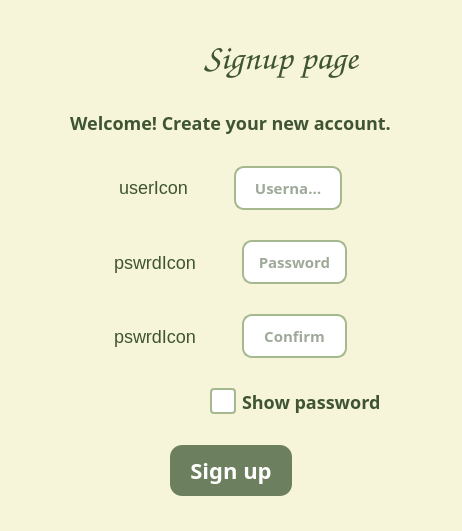
This is signupwindow.ui in sofiiahaman/OOP-Project as Qt 5 draws it before an edit. The edited form follows.
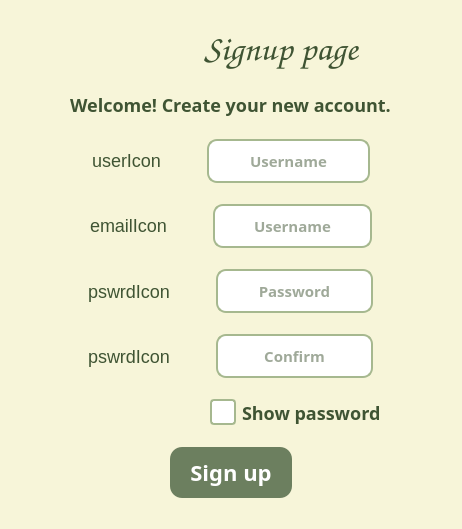
This is the edited form. Icons and pictures are not drawn.

What changed in the file:
```diff
--- a/signupwindow.ui
+++ b/signupwindow.ui
@@ -7,7 +7,7 @@
     <x>0</x>
     <y>0</y>
     <width>462</width>
-    <height>531</height>
+    <height>529</height>
    </rect>
   </property>
   <property name="windowTitle">
@@ -109,7 +109,7 @@
      <height>511</height>
     </rect>
    </property>
-   <layout class="QVBoxLayout" name="verticalLayout" stretch="0,0,1,1,1,0,0">
+   <layout class="QVBoxLayout" name="verticalLayout" stretch="0,0,1,1,1,1,0,0">
     <item>
      <layout class="QHBoxLayout" name="horizontalLayout_9">
       <item>
@@ -204,7 +204,7 @@
      </widget>
     </item>
     <item>
-     <layout class="QHBoxLayout" name="horizontalLayout" stretch="1,0,0,1,1">
+     <layout class="QHBoxLayout" name="horizontalLayout" stretch="1,0,0,2,1">
       <item>
        <spacer name="horizontalSpacer_9">
         <property name="orientation">
@@ -286,7 +286,89 @@
      </layout>
     </item>
     <item>
-     <layout class="QHBoxLayout" name="horizontalLayout_2" stretch="1,0,0,1,1">
+     <layout class="QHBoxLayout" name="horizontalLayout_8" stretch="1,0,0,2,1">
+      <item>
+       <spacer name="horizontalSpacer_17">
+        <property name="orientation">
+         <enum>Qt::Orientation::Horizontal</enum>
+        </property>
+        <property name="sizeHint" stdset="0">
+         <size>
+          <width>40</width>
+          <height>20</height>
+         </size>
+        </property>
+       </spacer>
+      </item>
+      <item>
+       <widget class="QLabel" name="emailIcon">
+        <property name="sizePolicy">
+         <sizepolicy hsizetype="Fixed" vsizetype="Fixed">
+          <horstretch>0</horstretch>
+          <verstretch>0</verstretch>
+         </sizepolicy>
+        </property>
+        <property name="text">
+         <string>emailIcon</string>
+        </property>
+       </widget>
+      </item>
+      <item>
+       <spacer name="horizontalSpacer_16">
+        <property name="orientation">
+         <enum>Qt::Orientation::Horizontal</enum>
+        </property>
+        <property name="sizeHint" stdset="0">
+         <size>
+          <width>40</width>
+          <height>20</height>
+         </size>
+        </property>
+       </spacer>
+      </item>
+      <item>
+       <widget class="QLineEdit" name="emailEdit">
+        <property name="sizePolicy">
+         <sizepolicy hsizetype="Expanding" vsizetype="Fixed">
+          <horstretch>0</horstretch>
+          <verstretch>0</verstretch>
+         </sizepolicy>
+        </property>
+        <property name="font">
+         <font>
+          <family>Arial Rounded MT</family>
+          <pointsize>-1</pointsize>
+          <bold>true</bold>
+         </font>
+        </property>
+        <property name="styleSheet">
+         <string notr="true"/>
+        </property>
+        <property name="alignment">
+         <set>Qt::AlignmentFlag::AlignCenter</set>
+        </property>
+        <property name="placeholderText">
+         <string>Username</string>
+        </property>
+       </widget>
+      </item>
+      <item>
+       <spacer name="horizontalSpacer_18">
+        <property name="orientation">
+         <enum>Qt::Orientation::Horizontal</enum>
+        </property>
+        <property name="sizeHint" stdset="0">
+         <size>
+          <width>40</width>
+          <height>20</height>
+         </size>
+        </property>
+       </spacer>
+      </item>
+     </layout>
+    </item>
+    <item>
+     <layout class="QHBoxLayout" name="horizontalLayout_2" stretch="1,0,0,2,1">
       <item>
        <spacer name="horizontalSpacer_10">
         <property name="orientation">
@@ -356,7 +438,7 @@
      </layout>
     </item>
     <item>
-     <layout class="QHBoxLayout" name="horizontalLayout_5" stretch="1,0,0,1,1">
+     <layout class="QHBoxLayout" name="horizontalLayout_5" stretch="1,0,0,2,1">
       <item>
        <spacer name="horizontalSpacer_14">
         <property name="orientation">
```
Left out of the diff: 2 changed lines with no effect on the pictures.
